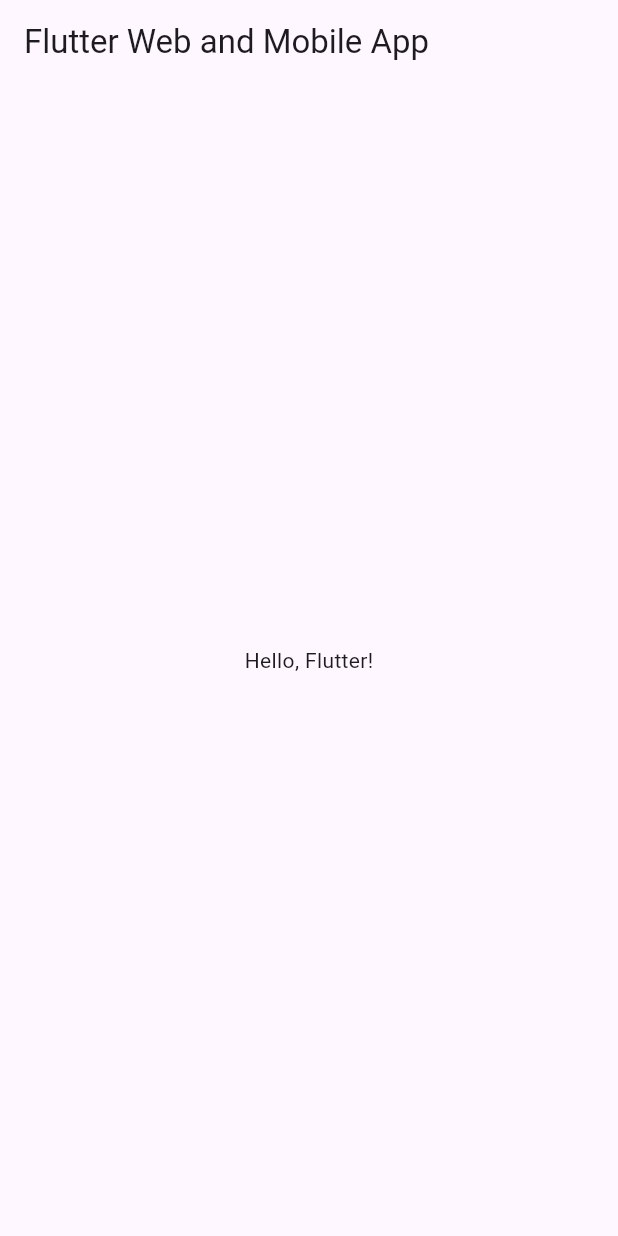
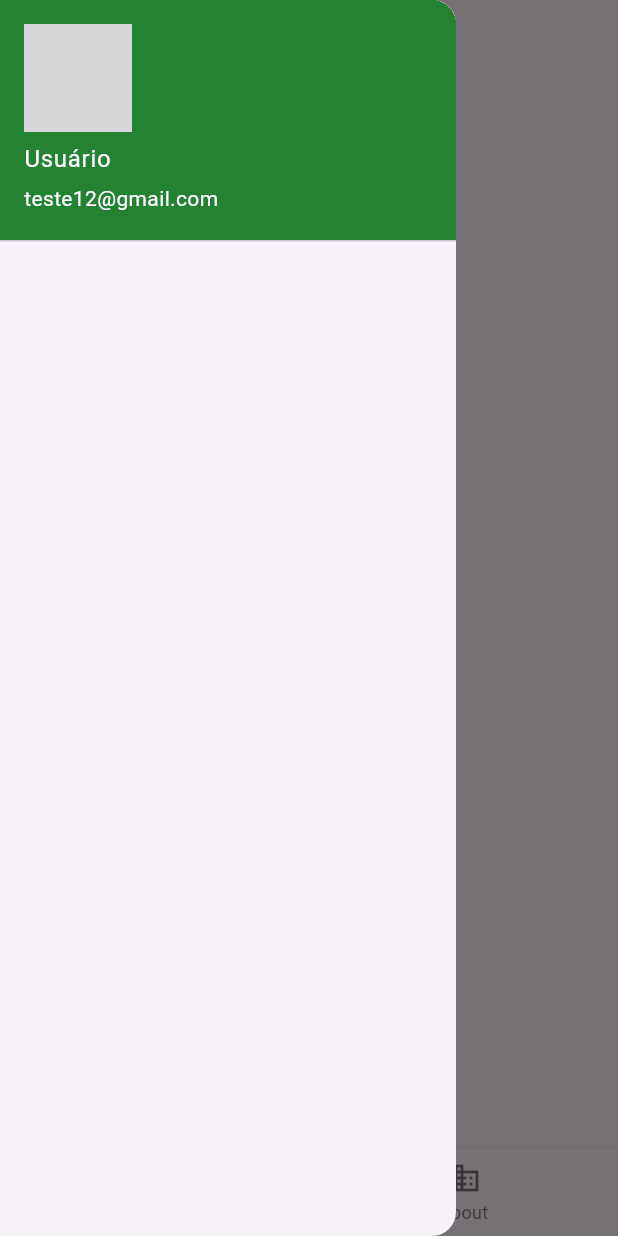
Before and after one commit to italo-mauricio/memory-cat-game, a Flutter app: the screen it shows after launch, with the side drawer open (before the commit the screen has no drawer), on a phone screen of 412 x 824 dp. Run offline on Flutter 3.47's test engine with Material 3 defaults, Android fonts, the phone set to English and light mode, and no system bars; grey boxes are pictures that could not be loaded.

Commit message:
add: component folders, home, game, routes, screens #3

```diff
--- /dev/null
+++ b/memorygame/lib/components/drawer.dart
@@ -0,0 +1,33 @@
+import 'package:flutter/material.dart';
+
+class DrawerApp extends StatelessWidget {
+
+  const DrawerApp();
+
+  @override
+  Widget build(BuildContext context) {
+    const Color primaryColor = Color.fromRGBO(35, 131, 51, 1.0);
+
+    return Drawer(
+      child: Column(
+        children: [
+          Column(
+            children: [
+              UserAccountsDrawerHeader(
+                currentAccountPicture: ClipRRect(
+                  borderRadius: BorderRadius.circular(40),
+                  child: Image.asset('lib/assets/logo.png'),
+                ),
+                accountName: const Text('Usuário'),
+                accountEmail: const Text('teste12@gmail.com'),
+                decoration: const BoxDecoration(
+                  color: primaryColor,
+                ),
+              ),
+            ],
+          ),
+        ],
+      ),
+    );
+  }
+}
--- /dev/null
+++ b/memorygame/lib/home/home-page.dart
@@ -0,0 +1,68 @@
+import 'package:flutter/material.dart';
+import '../screens/initial_screen.dart';
+import '../screens/about.dart';
+import '/components/drawer.dart';
+
+void main() {
+  runApp(MyApp());
+}
+
+class MyApp extends StatelessWidget {
+  @override
+  Widget build(BuildContext context) {
+    return MaterialApp(
+      title: 'Flutter Demo',
+      theme: ThemeData(
+        primarySwatch: Colors.blue,
+      ),
+      home: HomePage(),
+    );
+  }
+}
+
+class HomePage extends StatefulWidget {
+  @override
+  _HomePageState createState() => _HomePageState();
+}
+
+class _HomePageState extends State<HomePage> {
+  int _selectedIndex = 0;
+
+  static final List<Widget> _widgetOptions = <Widget>[
+    InitialScreen(),
+    SecondScreen(),
+  ];
+
+  void _onItemTapped(int index) {
+    setState(() {
+      _selectedIndex = index;
+    });
+  }
+
+
+  @override
+  Widget build(BuildContext context) {
+    return Scaffold(
+      appBar: AppBar(
+        title: Text('Memory Cat Game'),
+      ),
+      body: _widgetOptions.elementAt(_selectedIndex),
+      drawer: const DrawerApp(),
+      bottomNavigationBar: BottomNavigationBar(
+        items: const <BottomNavigationBarItem>[
+          BottomNavigationBarItem(
+            icon: Icon(Icons.home),
+            label: 'Home',
+          ),
+          BottomNavigationBarItem(
+            icon: Icon(Icons.business),
+            label: 'About',
+          ),
+        ],
+        currentIndex: _selectedIndex,
+        selectedItemColor: Colors.amber[800],
+        onTap: _onItemTapped,
+      ),
+    );
+  }
+}
--- a/memorygame/lib/main.dart
+++ b/memorygame/lib/main.dart
@@ -1,32 +1,7 @@
-import 'package:flutter/material.dart';
+import 'package:flutter/cupertino.dart';
+
+import 'routes/InitialApp.dart';
 
 void main() {
-  runApp(MyApp());
+  runApp(AppWidget());
 }
-
-class MyApp extends StatelessWidget {
-  @override
-  Widget build(BuildContext context) {
-    return MaterialApp(
-      title: 'Flutter Web and Mobile App',
-      theme: ThemeData(
-        primarySwatch: Colors.blue,
-      ),
-      home: MyHomePage(),
-    );
-  }
-}
-
-class MyHomePage extends StatelessWidget {
-  @override
-  Widget build(BuildContext context) {
-    return Scaffold(
-      appBar: AppBar(
-        title: Text('Flutter Web and Mobile App'),
-      ),
-      body: Center(
-        child: Text('Hello, Flutter!'),
-      ),
-    );
-  }
-}
--- /dev/null
+++ b/memorygame/lib/routes/InitialApp.dart
@@ -0,0 +1,28 @@
+import 'package:flutter/material.dart';
+import '../home/home-page.dart';
+
+
+
+class AppWidget extends StatelessWidget {
+  const AppWidget({Key? key});
+
+  void logoutCallback(BuildContext context) {
+  Navigator.pushReplacementNamed(context, '/');
+}
+
+
+  @override
+  Widget build(BuildContext context) {
+    return MaterialApp(
+      debugShowCheckedModeBanner: false,
+      theme: ThemeData(
+        primarySwatch: Colors.red,
+      ),
+      initialRoute: '/',
+      routes: {
+        '/': (context) => HomePage(),
+
+      },
+    );
+  }
+}
--- /dev/null
+++ b/memorygame/lib/screens/about.dart
@@ -0,0 +1,14 @@
+// lib/screens/second_screen.dart
+import 'package:flutter/material.dart';
+
+class SecondScreen extends StatelessWidget {
+  @override
+  Widget build(BuildContext context) {
+    return const Center(
+      child: Text(
+        'Second Screen',
+        style: TextStyle(fontSize: 24),
+      ),
+    );
+  }
+}
--- /dev/null
+++ b/memorygame/lib/screens/initial_screen.dart
@@ -0,0 +1,14 @@
+// lib/screens/first_screen.dart
+import 'package:flutter/material.dart';
+
+class InitialScreen extends StatelessWidget {
+  @override
+  Widget build(BuildContext context) {
+    return Center(
+      child: Text(
+        'First Screen',
+        style: TextStyle(fontSize: 24),
+      ),
+    );
+  }
+}
```
